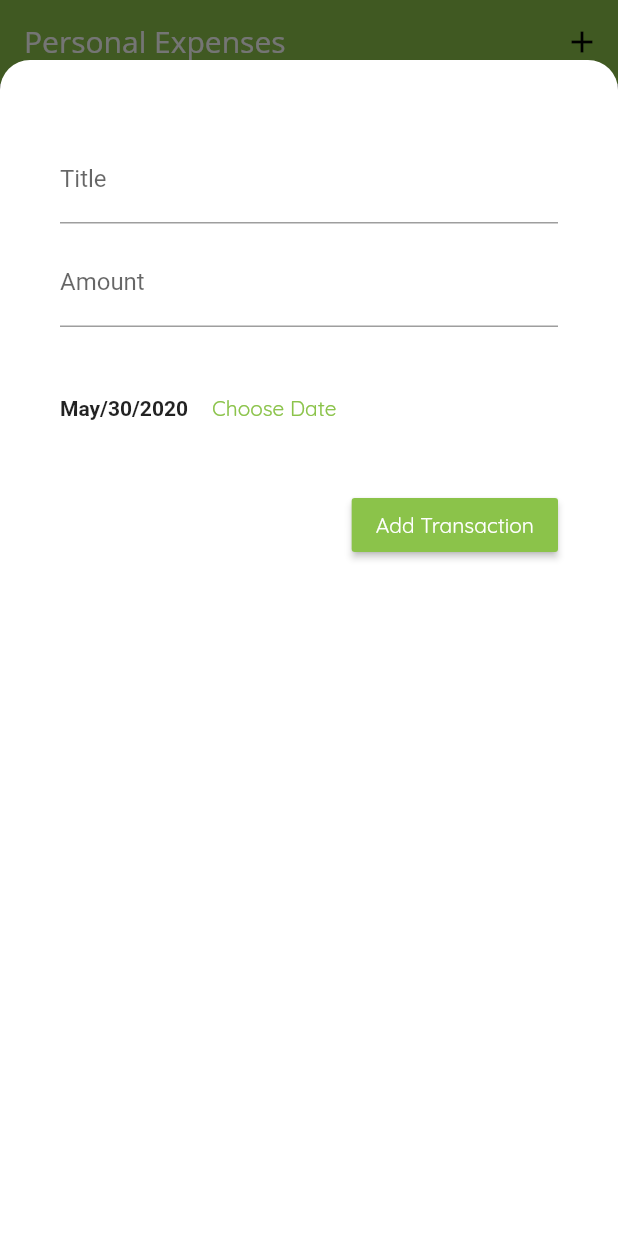
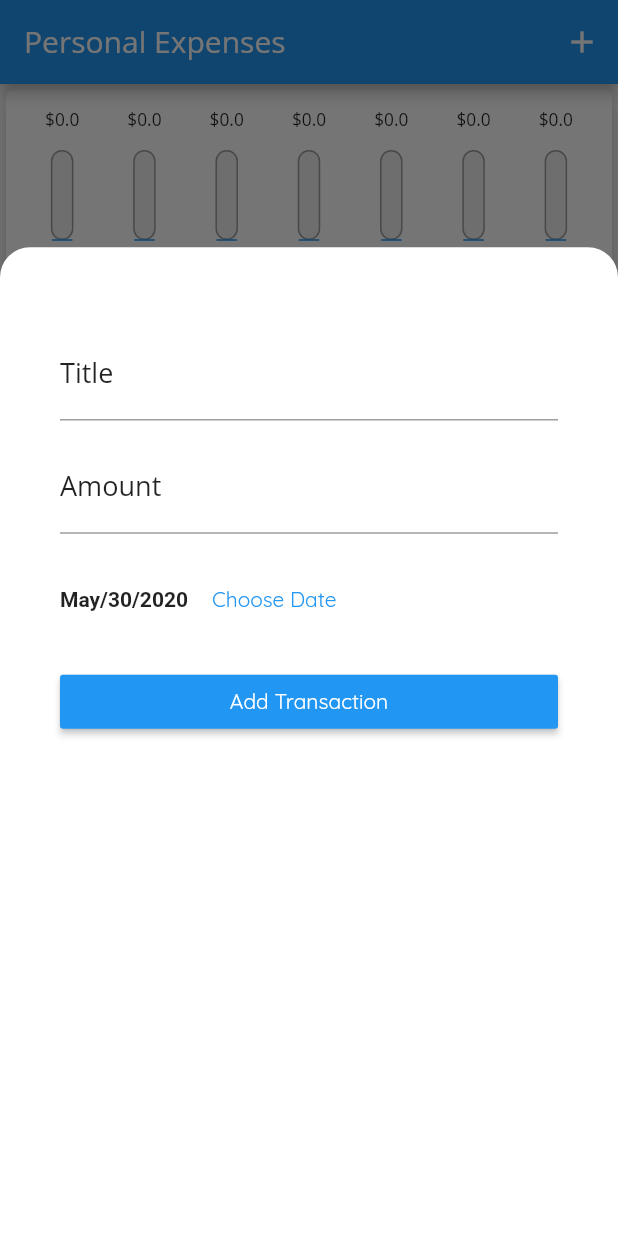
Before and after one commit to RODEVS/SimplePersonalExpensesSample, a Flutter app: the screen it shows after launch, after a tap on the "add" icon, on a phone screen of 412 x 824 dp. Run offline on Flutter 3.47's test engine with Material 2 defaults, Android fonts, the phone set to English and light mode, and no system bars.

Commit message:
Added Cupertino(iOS) Look and Feel and some other improvements

```diff
--- a/lib/main.dart
+++ b/lib/main.dart
@@ -1,3 +1,6 @@
+import 'dart:io';
+
+import 'package:flutter/cupertino.dart';
 import 'package:flutter/material.dart';
 import 'package:flutter/services.dart';
 import 'package:personal_expenses/mainContent.dart';
@@ -11,27 +14,30 @@ void main() {
 }
 
 class PersonalExpensesApp extends StatelessWidget {
-  @override
-  Widget build(BuildContext context) {
-    return MaterialApp(
-      title: 'Personal Expenses',
-      theme: ThemeData(
-          primarySwatch: Colors.lightGreen,
+
+  final themeData = ThemeData(
+          primarySwatch: Colors.blue,
           accentColor: Colors.lightGreenAccent,
-          canvasColor: Colors.transparent,
           fontFamily: 'Quicksand',
           appBarTheme: AppBarTheme(
               textTheme: ThemeData.light().textTheme.copyWith(
-                      title: TextStyle(
+                      headline6: TextStyle(
                     fontFamily: 'OpenSans',
                     fontSize: 20,
                   ))),
           textTheme: ThemeData.light().textTheme.copyWith(
-              title: TextStyle(
+              headline6: TextStyle(
                 fontFamily: 'OpenSans',
                 fontSize: 18,
               ),
-              button: TextStyle(color: Colors.white))),
+              button: TextStyle(color: Colors.white)));
+
+  @override
+  Widget build(BuildContext context) {
+
+    return MaterialApp(
+      title: 'Personal Expenses',
+      theme: themeData,
       home: MyHomePage(),
     );
   }
--- a/lib/mainContent.dart
+++ b/lib/mainContent.dart
@@ -1,4 +1,6 @@
+import 'dart:io';
 import 'package:flutter/material.dart';
+import 'package:flutter/cupertino.dart';
 import 'package:personal_expenses/models/transaction.dart';
 import 'package:personal_expenses/widgets/newTransaction.dart';
 import 'package:personal_expenses/widgets/transactionsList.dart';
@@ -17,11 +19,7 @@ class _MainContentState extends State<MainContent> {
 
   List<Transaction> get _recentTransactions {
     return transactions.where((tx) {
-      return tx.date.isAfter(
-        DateTime.now().subtract(
-          Duration(days: 7)
-        )
-      );
+      return tx.date.isAfter(DateTime.now().subtract(Duration(days: 7)));
     }).toList();
   }
 
@@ -35,9 +33,10 @@ class _MainContentState extends State<MainContent> {
     showModalBottomSheet(
       context: context,
       isScrollControlled: true,
-
+      backgroundColor: Colors.transparent,
       builder: (_) {
         return Container(
+          height: MediaQuery.of(context).size.height * 0.8,
           margin: EdgeInsets.only(top: 40),
           color: Colors.transparent,
           child: Container(
@@ -45,9 +44,7 @@ class _MainContentState extends State<MainContent> {
                 color: Colors.white,
                 borderRadius: BorderRadius.only(
                     topLeft: const Radius.circular(20),
-                topRight: const Radius.circular(20)
-              )
-            ),
+                    topRight: const Radius.circular(20))),
             child: NewTransaction(
               transaction: addTransaction,
             ),
@@ -65,8 +62,10 @@ class _MainContentState extends State<MainContent> {
 
   @override
   Widget build(BuildContext context) {
-    return Scaffold(
-      appBar: AppBar(
+    final mediaQuery = MediaQuery.of(context);
+
+    final PreferredSizeWidget appBar = Platform.isAndroid
+        ? AppBar(
             title: Text('Personal Expenses'),
             actions: <Widget>[
               IconButton(
@@ -74,22 +73,69 @@ class _MainContentState extends State<MainContent> {
                 onPressed: () => startAddNewTransaction(context),
               )
             ],
+          )
+        : CupertinoNavigationBar(
+            middle: Text('Personal Expenses'),
+            trailing: Row(
+              mainAxisAlignment: MainAxisAlignment.end,
+              mainAxisSize: MainAxisSize.min,
+              children: <Widget>[
+                GestureDetector(
+                  child: Icon(
+                    CupertinoIcons.add_circled,
+                    color: Theme.of(context).primaryColor,
                   ),
-      body: Container(
+                  onTap: () => startAddNewTransaction(context),
+                )
+              ],
+            ),
+          );
+
+    final bodyContent = SafeArea(
+      bottom: false,
+      child: SingleChildScrollView(
+              child: Container(
                 color: Color.fromRGBO(250, 250, 250, 1),
                 child: Column(
                 mainAxisAlignment: MainAxisAlignment.start,
                 crossAxisAlignment: CrossAxisAlignment.stretch,
                 children: <Widget>[
-            TransactionsChart(transactions: _recentTransactions),
-            TransactionsList(transactions: transactions, removeTransaction: this.removeTransaction,)
+                  Container(
+                    height: (mediaQuery.size.height -
+                            appBar.preferredSize.height -
+                            mediaQuery.padding.top) * 0.20,
+                    child: TransactionsChart(transactions: _recentTransactions)),
+                  Container(
+                    height: (mediaQuery.size.height -
+                            appBar.preferredSize.height -
+                            mediaQuery.padding.top) * 0.80,
+                    child: TransactionsList(
+                        transactions: transactions,
+                        removeTransaction: this.removeTransaction,
+                      ),
+                    )
                   ],
                 ),
               ),
-      floatingActionButton: FloatingActionButton(
+        ),
+    );
+
+    if (Platform.isAndroid) {
+      return Scaffold(
+        appBar: appBar,
+        body: bodyContent,
+        floatingActionButton: Platform.isAndroid
+            ? FloatingActionButton(
                 child: Icon(Icons.add),
                 onPressed: () => startAddNewTransaction(context),
-      ),
+              )
+            : Container(),
+      );
+    } else {
+      return CupertinoPageScaffold(
+        child: bodyContent,
+        navigationBar: appBar,
       );
     }
   }
+}
--- a/lib/widgets/chartBar.dart
+++ b/lib/widgets/chartBar.dart
@@ -14,9 +14,14 @@ class ChartBar extends StatelessWidget {
               height: 20,
               padding: EdgeInsets.all(2),
               child: FittedBox(
-                  child: Text('\$${this.groupedTransaction['amount']}'))),
+                  child: Text(
+                    '\$${this.groupedTransaction['amount']}',
+                    style: Theme.of(context).textTheme.headline6,
+                  ),
+                )
+          ),
           SizedBox(
-            height: 4,
+            height: 10,
           ),
           Container(
             height: 60,
@@ -45,9 +50,11 @@ class ChartBar extends StatelessWidget {
             ),
           ),
           SizedBox(
-            height: 4,
+            height: 10,
           ),
-          Text(this.groupedTransaction['day'].toString())
+          Text(
+            this.groupedTransaction['day'].toString(),
+            style: Theme.of(context).textTheme.headline6,)
         ],
     );
   }
--- a/lib/widgets/newTransaction.dart
+++ b/lib/widgets/newTransaction.dart
@@ -1,3 +1,5 @@
+import 'dart:io';
+import 'package:flutter/cupertino.dart';
 import 'package:flutter/material.dart';
 import 'package:personal_expenses/models/transaction.dart';
 import 'package:intl/intl.dart';
@@ -46,36 +48,51 @@ class _NewTransactionState extends State<NewTransaction> {
 
   @override
   Widget build(BuildContext context) {
-    return Container(
-      padding: EdgeInsets.all(40),
-      child: Column(
-        crossAxisAlignment: CrossAxisAlignment.end,
-        children: <Widget>[
-          SizedBox(
-            height: 10,
-          ),
-          TextField(
+    final titleButton = Platform.isAndroid
+        ? TextField(
             decoration: InputDecoration(
                 labelText: 'Title',
-            ),
+                labelStyle: Theme.of(context).textTheme.headline6),
             controller: titleController,
             onSubmitted: (_) => _confirmTransaction(),
-          ),
-          SizedBox(
-            height: 10,
-          ),
-          TextField(
+          )
+        : CupertinoTextField(
+            placeholder: 'Title',
+            controller: titleController,
+            onSubmitted: (_) => _confirmTransaction(),
+          );
+
+    final amountButton = Platform.isAndroid
+        ? TextField(
             decoration: InputDecoration(
                 labelText: 'Amount',
-            ),
+                labelStyle: Theme.of(context).textTheme.headline6),
             controller: amountController,
             keyboardType: TextInputType.numberWithOptions(decimal: true),
             onSubmitted: (_) => _confirmTransaction(),
+          )
+        : CupertinoTextField(
+            placeholder: 'Amount',
+            controller: amountController,
+            keyboardType: TextInputType.numberWithOptions(decimal: true),
+            onSubmitted: (_) => _confirmTransaction(),
+          );
+
+    final addTransactionButton = Platform.isAndroid
+        ? RaisedButton(
+            child: Text(
+              'Add Transaction',
             ),
-          SizedBox(
-            height: 20,
-          ),
-          Padding(
+            color: Theme.of(context).primaryColor,
+            textColor: Theme.of(context).textTheme.button.color,
+            onPressed: () => _confirmTransaction())
+        : CupertinoButton(
+            child: Text('Add Transaction'),
+            color: Theme.of(context).primaryColor,
+            padding: EdgeInsets.only(left: 15, right: 15),
+            onPressed: () => _confirmTransaction());
+
+    final setDateComponent = Padding(
       padding: const EdgeInsets.symmetric(vertical: 10),
       child: Row(
         children: <Widget>[
@@ -90,17 +107,29 @@ class _NewTransactionState extends State<NewTransaction> {
           )
         ],
       ),
+    );
+
+    return Container(
+      padding: EdgeInsets.all(40),
+      child: Column(
+        crossAxisAlignment: CrossAxisAlignment.stretch,
+        children: <Widget>[
+          SizedBox(
+            height: 15,
           ),
+          titleButton,
           SizedBox(
-            height: 20,
+            height: 15,
           ),
-          RaisedButton(
-              child: Text(
-                'Add Transaction',
+          amountButton,
+          SizedBox(
+            height: 10,
           ),
-              color: Theme.of(context).primaryColor,
-              textColor: Theme.of(context).textTheme.button.color,
-              onPressed: () => _confirmTransaction()),
+          setDateComponent,
+          SizedBox(
+            height: 10,
+          ),
+          addTransactionButton,
         ],
       ),
     );
--- a/lib/widgets/transactionsList.dart
+++ b/lib/widgets/transactionsList.dart
@@ -9,8 +9,7 @@ class TransactionsList extends StatelessWidget {
   TransactionsList({this.transactions, this.removeTransaction});
   @override
   Widget build(BuildContext context) {
-    return Expanded(
-      child: Container(
+    return Container(
         child: (transactions.isEmpty)
             ? Column(
               mainAxisAlignment: MainAxisAlignment.center,
@@ -27,7 +26,7 @@ class TransactionsList extends StatelessWidget {
                   ),
                   Text(
                     'No transactions yet',
-                    style: Theme.of(context).textTheme.title,
+                    style: Theme.of(context).textTheme.headline6,
                   ),
                 ],
 
@@ -41,7 +40,6 @@ class TransactionsList extends StatelessWidget {
                 },
                 itemCount: transactions.length,
               ),
-      ),
     );
   }
 }
```
Lines whose indentation alone changed are shown as unchanged.
